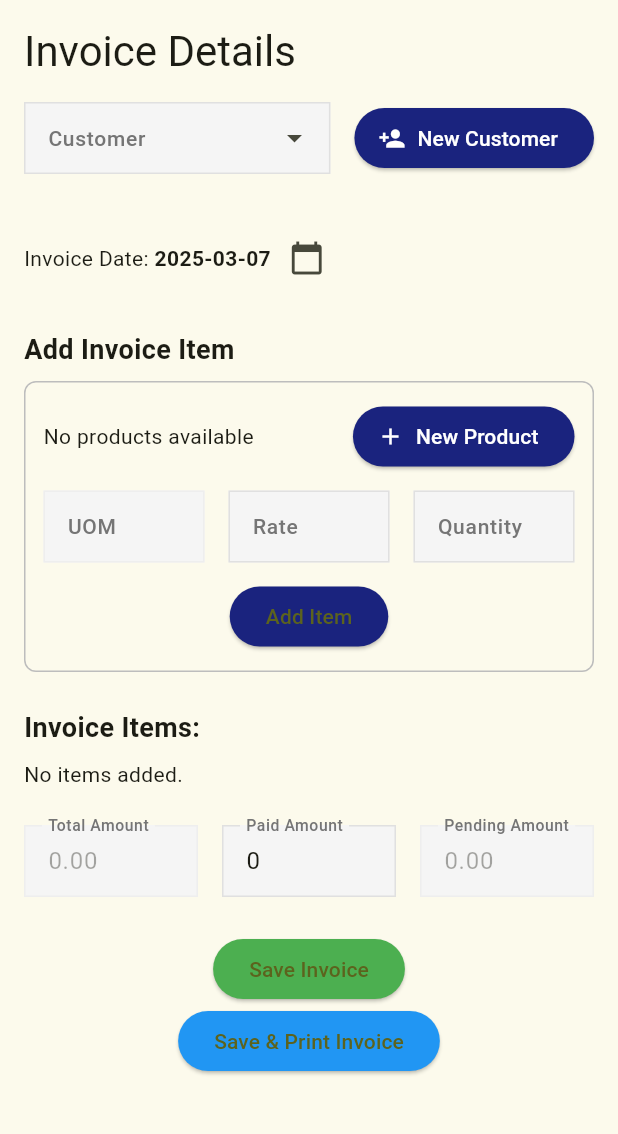
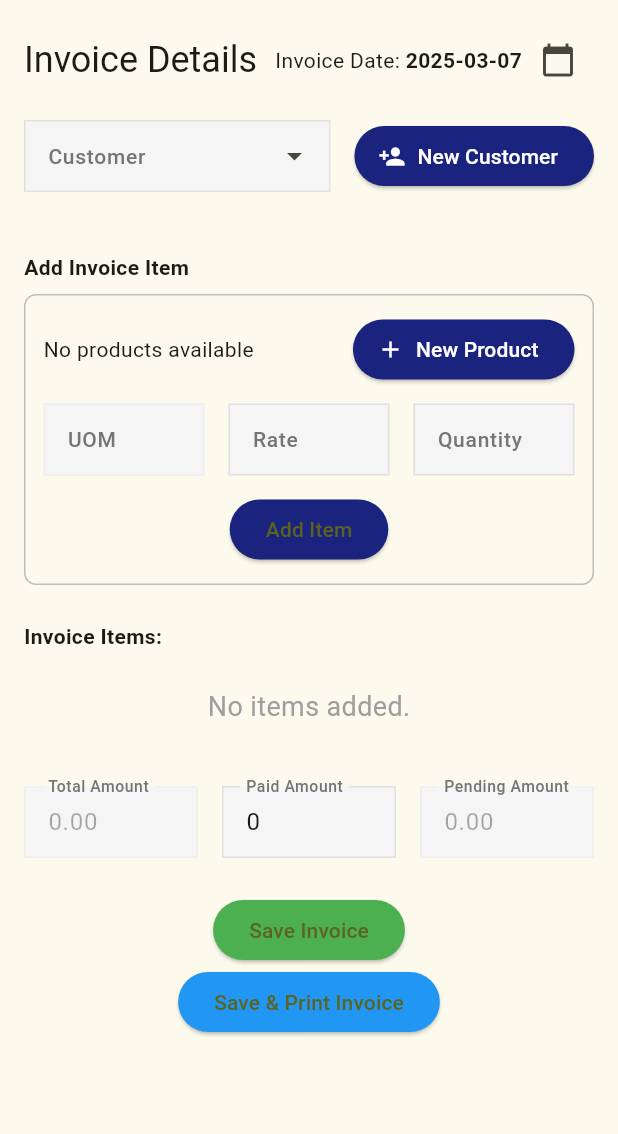
Before and after one commit to yadavkhushwant/flutter-billing-app, a Flutter app: the CreateInvoiceScreen screen opened by its route, on a phone screen of 412 x 824 dp, the part 84-1218 px from its top. Run offline on Flutter 3.47's test engine with Material 3 defaults, Android fonts, the phone set to English and light mode, and no system bars; drawn by our look-alikes of dropdown_search; our stand-ins replace get, image_picker, pdf, printing, sqflite_common_ffi; missing offline and left inert: pluto_grid; accounts and stored records are empty.

Commit message:
add feat

```diff
--- a/lib/screen/create_invoice_screen.dart
+++ b/lib/screen/create_invoice_screen.dart
@@ -2,8 +2,10 @@ import 'package:billing_application/controller/uom_controller.dart';
 import 'package:billing_application/utils/data_helpers.dart';
 import 'package:billing_application/utils/print_invoice.dart';
 import 'package:billing_application/widget/create_product_dialog.dart';
+import 'package:billing_application/widget/info_text.dart';
 import 'package:billing_application/widget/input_decoration.dart';
 import 'package:billing_application/widget/main_scaffold.dart';
+import 'package:billing_application/widget/table_column.dart';
 import 'package:flutter/material.dart';
 import 'package:get/get.dart';
 import 'package:dropdown_search/dropdown_search.dart';
@@ -40,9 +42,41 @@ class CreateInvoiceScreen extends StatelessWidget {
             crossAxisAlignment: CrossAxisAlignment.start,
             children: [
               // Header: Invoice Details
+              Row(
+                mainAxisAlignment: MainAxisAlignment.spaceBetween,
+                children: [
                   Text(
                     "Invoice Details",
-                style: Theme.of(context).textTheme.headlineMedium,
+                    style: Theme.of(context).textTheme.headlineSmall,
+                  ),
+                  // Invoice Date Picker
+                  Obx(() {
+                    return Row(
+                      children: [
+                        const Text("Invoice Date: "),
+                        Text(
+                          "${invoiceController.invoiceDate.value.toLocal()}"
+                              .split(' ')[0],
+                          style: const TextStyle(fontWeight: FontWeight.bold),
+                        ),
+                        IconButton(
+                          icon: const Icon(Icons.calendar_today),
+                          onPressed: () async {
+                            DateTime? picked = await showDatePicker(
+                              context: context,
+                              initialDate: invoiceController.invoiceDate.value,
+                              firstDate: DateTime(2000),
+                              lastDate: DateTime(2100),
+                            );
+                            if (picked != null) {
+                              invoiceController.invoiceDate.value = picked;
+                            }
+                          },
+                        ),
+                      ],
+                    );
+                  }),
+                ],
               ),
               const SizedBox(height: 16),
               // Customer Selection Row
@@ -106,62 +140,50 @@ class CreateInvoiceScreen extends StatelessWidget {
               const SizedBox(height: 16),
               // Show all details of the selected customer
               Obx(() {
-                final customer =
-                    invoiceController.selectedCustomerDetails.value;
+                final customer = invoiceController.selectedCustomerDetails.value;
                 if (customer == null) return const SizedBox();
-                return Card(
-                  elevation: 2,
+                return Container(
+                  width: double.infinity,
+                  padding: const EdgeInsets.all(16),
                   margin: const EdgeInsets.symmetric(vertical: 8),
-                  child: Padding(
-                    padding: const EdgeInsets.all(8.0),
+                  decoration: BoxDecoration(
+                    color: Colors.grey.shade100,
+                    borderRadius: BorderRadius.circular(12),
+                    border: Border.all(color: Colors.grey.shade300),
+                  ),
                   child: Column(
                     crossAxisAlignment: CrossAxisAlignment.start,
                     children: [
-                        Text("Name: ${customer['name'] ?? ''}"),
-                        Text("Phone: ${customer['phone'] ?? ''}"),
-                        Text("Locality: ${customer['locality'] ?? ''}"),
-                        Text("City: ${customer['city'] ?? ''}"),
-                        Text("State: ${customer['state'] ?? ''}"),
-                        Text("Pin: ${customer['pin'] ?? ''}"),
-                        Text("Email: ${customer['email'] ?? ''}"),
+                      Text(
+                        customer['name'] ?? '',
+                        style: Theme.of(context).textTheme.titleMedium?.copyWith(
+                          fontWeight: FontWeight.bold,
+                          color: Colors.indigo[900],
+                        ),
+                      ),
+                      const SizedBox(height: 8),
+                      Wrap(
+                        spacing: 32,
+                        runSpacing: 8,
+                        children: [
+                          buildInfoText("Phone", customer['phone']),
+                          buildInfoText("Email", customer['email']),
+                          buildInfoText("Locality", customer['locality']),
+                          buildInfoText("City", customer['city']),
+                          buildInfoText("State", customer['state']),
+                          buildInfoText("Pin", customer['pin']),
                         ],
                       ),
+                    ],
                   ),
                 );
               }),
-              const SizedBox(height: 16),
-              // Invoice Date Picker
-              Obx(() {
-                return Row(
-                  children: [
-                    const Text("Invoice Date: "),
-                    Text(
-                      "${invoiceController.invoiceDate.value.toLocal()}"
-                          .split(' ')[0],
-                      style: const TextStyle(fontWeight: FontWeight.bold),
-                    ),
-                    IconButton(
-                      icon: const Icon(Icons.calendar_today),
-                      onPressed: () async {
-                        DateTime? picked = await showDatePicker(
-                          context: context,
-                          initialDate: invoiceController.invoiceDate.value,
-                          firstDate: DateTime(2000),
-                          lastDate: DateTime(2100),
-                        );
-                        if (picked != null) {
-                          invoiceController.invoiceDate.value = picked;
-                        }
-                      },
-                    ),
-                  ],
-                );
-              }),
+
               const SizedBox(height: 24),
               // Section: Add Invoice Item
               const Text(
                 "Add Invoice Item",
-                style: TextStyle(fontSize: 18, fontWeight: FontWeight.bold),
+                style: TextStyle(fontSize: 14, fontWeight: FontWeight.bold),
               ),
               const SizedBox(height: 8),
               // Inside your "Add Invoice Item" Container in CreateInvoiceScreen
@@ -320,35 +342,90 @@ class CreateInvoiceScreen extends StatelessWidget {
               // List of Invoice Items
               const Text(
                 "Invoice Items:",
-                style: TextStyle(fontSize: 18, fontWeight: FontWeight.bold),
+                style: TextStyle(fontSize: 14, fontWeight: FontWeight.bold),
               ),
               const SizedBox(height: 8),
+
               Obx(() {
                 if (invoiceController.items.isEmpty) {
-                  return const Text("No items added.");
+                  return const Padding(
+                    padding: EdgeInsets.symmetric(vertical: 16),
+                    child: Center(
+                      child: Text(
+                        "No items added.",
+                        style: TextStyle(fontSize: 18, color: Colors.grey),
+                      ),
+                    ),
+                  );
                 }
-                return ListView.builder(
-                  shrinkWrap: true,
-                  physics: const NeverScrollableScrollPhysics(),
-                  itemCount: invoiceController.items.length,
-                  itemBuilder: (context, index) {
+
+                return Container(
+                  width: double.infinity,
+                  padding: const EdgeInsets.all(8),
+                  decoration: BoxDecoration(
+                    border: Border.all(color: Colors.grey.shade300),
+                    borderRadius: BorderRadius.circular(8),
+                  ),
+                  child: LayoutBuilder(
+                    builder: (context, constraints) {
+                      return SingleChildScrollView(
+                        scrollDirection: Axis.horizontal,
+                        child: ConstrainedBox(
+                          constraints: BoxConstraints(minWidth: constraints.maxWidth),
+                          child: DataTable(
+                            columnSpacing: 24,
+                            horizontalMargin: 12,
+                            headingRowHeight: 48,
+                            headingRowColor: WidgetStateProperty.all(Colors.grey.shade100),
+                            dividerThickness: 0.5,
+                            columns: [
+                              buildTableColumn('S.No'),
+                              buildTableColumn('Product'),
+                              buildTableColumn('Quantity'),
+                              buildTableColumn('Rate'),
+                              buildTableColumn('Total'),
+                              DataColumn( label: SizedBox(width: 48)),
+                            ],
+                            rows: List<DataRow>.generate(
+                              invoiceController.items.length,
+                                  (index) {
                                 final item = invoiceController.items[index];
-                    return Card(
-                      child: ListTile(
-                        title: Text(item['product_name'] ?? 'Unknown Product'),
-                        subtitle: Text(
-                            "Qty: ${item['quantity']} - Rate: ${item['rate']} - Total: ${item['total']}"),
-                        trailing: IconButton(
+                                return DataRow(
+                                  color: WidgetStateProperty.resolveWith<Color?>(
+                                        (Set<WidgetState> states) {
+                                      if (index.isEven) {
+                                        return Colors.grey.shade50;
+                                      }
+                                      return null;
+                                    },
+                                  ),
+                                  cells: [
+                                    DataCell(Text('${index + 1}')),
+                                    DataCell(Text(item['product_name'] ?? '-')),
+                                    DataCell(Text('${item['quantity']}')),
+                                    DataCell(Text('${item['rate']}')),
+                                    DataCell(Text('${item['total']}')),
+                                    DataCell(
+                                      IconButton(
                                         icon: const Icon(Icons.delete, color: Colors.red),
                                         onPressed: () {
                                           invoiceController.items.removeAt(index);
                                         },
                                       ),
                                     ),
+                                  ],
                                 );
                               },
+                            ),
+                          ),
+                        ),
+                      );
+                    },
+                  ),
                 );
               }),
+
+
               const SizedBox(height: 24),
               // Total Amount display
               Row(
```
Also changed, not shown: lib/widget/info_text.dart (added, +18 -0 lines), lib/widget/table_column.dart (added, +12 -0 lines). Lines whose indentation alone changed are shown as unchanged.
